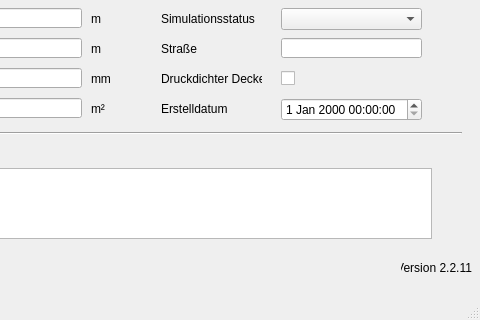
This is qkan/database/templates/schaechte.ui in hoettges/QKan as Qt 5 draws it before an edit; both pictures show x 169 to 649 and y 112 to 432 of the 649 by 432 pixel window. The edited form follows.
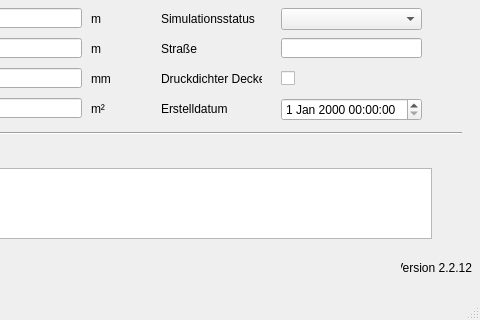
This is the edited form. Custom widgets are drawn as their Qt base class.

Diff of the .ui file:
```diff
--- a/qkan/database/templates/schaechte.ui
+++ b/qkan/database/templates/schaechte.ui
@@ -462,7 +462,7 @@
      <string>Version QKan Import</string>
     </property>
     <property name="text">
-     <string>Version 2.2.11</string>
+     <string>Version 2.2.12</string>
     </property>
     <property name="alignment">
      <set>Qt::AlignRight|Qt::AlignTrailing|Qt::AlignVCenter</set>
```
